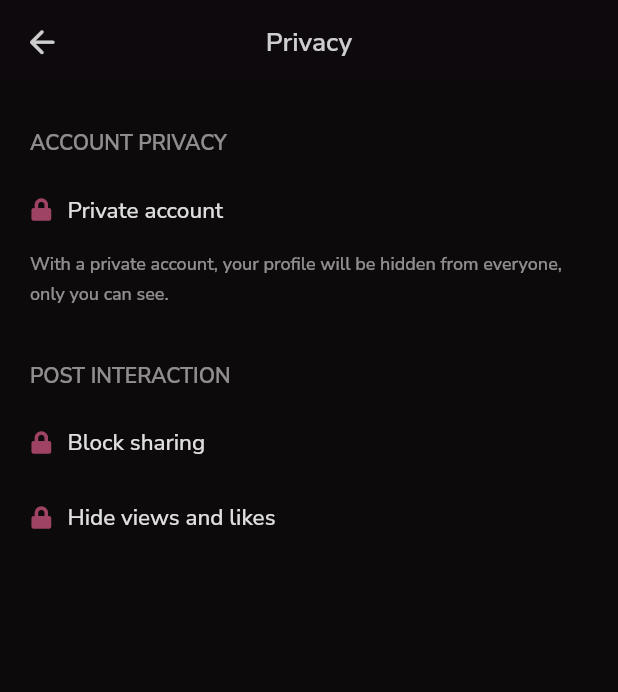
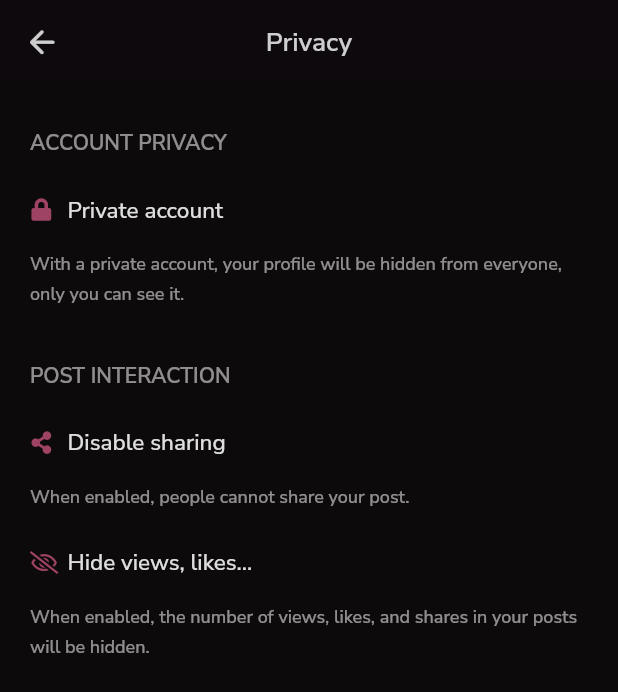
Before and after one commit to Wongoose/Versify, a Flutter app: the AccountPrivacy screen opened directly, on a phone screen of 412 x 824 dp. Shown: the top 692 px of the screen. Run offline on Flutter 3.47's test engine with Material 2 defaults, Android fonts, the phone set to English and light mode, and no system bars; drawn by our look-alikes of overlay_support; our stand-ins replace cached_network_image, cloud_firestore, firebase_auth, firebase_core, firebase_dynamic_links, firebase_messaging and 13 more; missing offline and left inert: overlay_tutorial; accounts and stored records are empty.

Commit message:
Privacy page Design

```diff
--- a/lib/screens/profile_screen/settings/account_privacy.dart
+++ b/lib/screens/profile_screen/settings/account_privacy.dart
@@ -107,7 +107,7 @@ class AccountPrivacy extends StatelessWidget {
             ),
             SizedBox(
               child: Text(
-                    'With a private account, your profile will be hidden from everyone, only you can see.',
+                'With a private account, your profile will be hidden from everyone, only you can see it.',
                 style: TextStyle(
                   height: 1.7,
                   fontSize: 12,
@@ -134,13 +134,13 @@ class AccountPrivacy extends StatelessWidget {
                 crossAxisAlignment: CrossAxisAlignment.center,
                 children: [
                   Icon(
-                    FontAwesomeIcons.lock,
+                    FontAwesomeIcons.shareAlt,
                     size: 15,
                     color: Theme.of(context).primaryColor.withOpacity(0.6),
                   ),
                   SizedBox(width: 10),
                   Text(
-                    'Block sharing',
+                    'Disable sharing',
                     style: TextStyle(
                       fontSize: 15,
                       color: _themeProvider.primaryTextColor.withOpacity(0.87),
@@ -151,19 +151,31 @@ class AccountPrivacy extends StatelessWidget {
                 ],
               ),
             ),
+            SizedBox(
+              child: Text(
+                'When enabled, people cannot share your post.',
+                style: TextStyle(
+                  height: 1.7,
+                  fontSize: 12,
+                  color: _themeProvider.secondaryTextColor,
+                  fontWeight: FontWeight.w500,
+                ),
+              ),
+            ),
+            SizedBox(height: 10),
             Padding(
               padding: EdgeInsets.fromLTRB(0, 15, 0, 15),
               child: Row(
                 crossAxisAlignment: CrossAxisAlignment.center,
                 children: [
                   Icon(
-                    FontAwesomeIcons.lock,
+                    FontAwesomeIcons.eyeSlash,
                     size: 15,
                     color: Theme.of(context).primaryColor.withOpacity(0.6),
                   ),
                   SizedBox(width: 10),
                   Text(
-                    'Hide views and likes',
+                    'Hide views, likes...',
                     style: TextStyle(
                       fontSize: 15,
                       color: _themeProvider.primaryTextColor.withOpacity(0.87),
@@ -174,6 +186,29 @@ class AccountPrivacy extends StatelessWidget {
                 ],
               ),
             ),
+            SizedBox(
+              child: Text(
+                'When enabled, the number of views, likes, and shares in your posts will be hidden.',
+                style: TextStyle(
+                  height: 1.7,
+                  fontSize: 12,
+                  color: _themeProvider.secondaryTextColor,
+                  fontWeight: FontWeight.w500,
+                ),
+              ),
+            ),
+            // SizedBox(height: 10),
+            // Divider(thickness: 0.5),
+            // SizedBox(height: 10),
+            // Text(
+            //   'PERSONALIZATION',
+            //   style: TextStyle(
+            //     fontSize: 14,
+            //     color: _themeProvider.secondaryTextColor,
+            //     fontWeight: FontWeight.w600,
+            //   ),
+            // ),
+            // SizedBox(height: 10),
           ],
         ),
       ),
```
Lines whose indentation alone changed are shown as unchanged.
